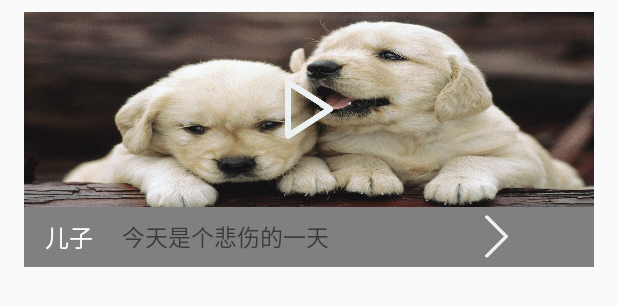
After one commit to lgybetter/LovePlus, an Android app: the layout activity_tab_home_share_item.xml on its own in the app's theme, with its tools: preview values and no code run, on a phone screen of 412 x 824 dp. The commit adds this screen. Shown: the top 306 px of the screen. Run offline under Robolectric (Android 15) with nearby library versions, the phone set to English and light mode, and no system bars.

Commit message:
Finish the share_content_adapter

```diff
--- a/app/src/main/java/adapter/ContactAdapter.java
+++ b/app/src/main/java/adapter/ContactAdapter.java
@@ -32,6 +32,7 @@ public class ContactAdapter extends RecyclerView.Adapter<ContactAdapter.ContactH
         ContactHolder contactHolder = (ContactHolder) parent.getTag();
         if(contactHolder == null) {
             contactHolder = new ContactHolder(LayoutInflater.from(context).inflate(R.layout.activity_tab_contacts_item,parent,false));
+            parent.setTag(contactHolder);
         }
         return contactHolder;
     }
--- a/app/src/main/java/adapter/MessageAdapter.java
+++ b/app/src/main/java/adapter/MessageAdapter.java
@@ -27,8 +27,11 @@ public class MessageAdapter extends RecyclerView.Adapter<MessageAdapter.MessageV
     public MessageViewHolder onCreateViewHolder(ViewGroup parent, int viewType) {
         MessageViewHolder messageViewHolder = (MessageViewHolder) parent.getTag();
         if(messageViewHolder == null)
+        {
             messageViewHolder = new MessageViewHolder(LayoutInflater.
-                from(context).inflate(R.layout.activity_tab_message_item,parent,false));
+                    from(context).inflate(R.layout.activity_tab_message_item,parent,false));
+            parent.setTag(messageViewHolder);
+        }
         return messageViewHolder;
     }
 
--- a/app/src/main/res/layout/activity_tab_home.xml
+++ b/app/src/main/res/layout/activity_tab_home.xml
@@ -61,6 +61,10 @@
         <LinearLayout
             android:layout_width="match_parent"
             android:layout_height="match_parent">
+            <android.support.v7.widget.RecyclerView
+                android:layout_width="match_parent"
+                android:layout_height="match_parent">
+            </android.support.v7.widget.RecyclerView>
         </LinearLayout>
     </LinearLayout>
 </RelativeLayout>
--- /dev/null
+++ b/app/src/main/res/layout/activity_tab_home_share_item.xml
@@ -0,0 +1,53 @@
+<?xml version="1.0" encoding="utf-8"?>
+<LinearLayout xmlns:android="http://schemas.android.com/apk/res/android"
+    android:orientation="vertical" android:layout_width="match_parent"
+    android:layout_marginRight="@dimen/activity_horizontal_margin"
+    android:layout_marginLeft="@dimen/activity_horizontal_margin"
+    android:layout_marginTop="8dp"
+    android:layout_height="match_parent">
+    <RelativeLayout
+        android:layout_width="match_parent"
+        android:layout_height="130dp">
+        <ImageView
+            android:id="@+id/iv_share_video"
+            android:background="@drawable/test"
+            android:layout_width="match_parent"
+            android:layout_height="130dp" />
+        <Button
+            android:background="@drawable/bn_play"
+            android:layout_width="40dp"
+            android:layout_height="40dp"
+            android:layout_centerVertical="true"
+            android:layout_centerHorizontal="true" />
+    </RelativeLayout>
+    <LinearLayout
+        android:background="@color/gray"
+        android:orientation="horizontal"
+        android:layout_width="match_parent"
+        android:layout_height="40dp">
+        <TextView
+            android:id="@+id/tv_share_from_name"
+            android:textColor="@color/white"
+            android:gravity="center"
+            android:text="儿子"
+            android:textSize="16sp"
+            android:layout_width="60dp"
+            android:maxLines="1"
+            android:layout_height="match_parent" />
+        <TextView
+            android:id="@+id/tv_share_text"
+            android:layout_width="240dp"
+            android:textSize="15sp"
+            android:maxLines="1"
+            android:paddingLeft="5dp"
+            android:gravity="left|center_vertical"
+            android:text="今天是个悲伤的一天"
+            android:layout_height="match_parent" />
+        <Button
+            android:id="@+id/bn_share_enter"
+            android:layout_gravity="center_vertical"
+            android:layout_width="30dp"
+            android:background="@drawable/bn_enter"
+            android:layout_height="30dp" />
+    </LinearLayout>
+</LinearLayout>
```
Also changed, not shown: app/src/main/java/adapter/ShareContentAdapter.java (added, +58 -0 lines), app/src/main/java/beanclass/ContactBeanClass.java (+4 -4 lines), app/src/main/java/beanclass/ShareContentBeanClass.java (added, +30 -0 lines), app/src/main/java/com/example/administrator/loveplus/MainActivity.java (+2 -69 lines), app/src/main/res/drawable/bn_enter.png (added), app/src/main/res/drawable/bn_play.png (added), app/src/main/res/drawable/test.jpg (added).
